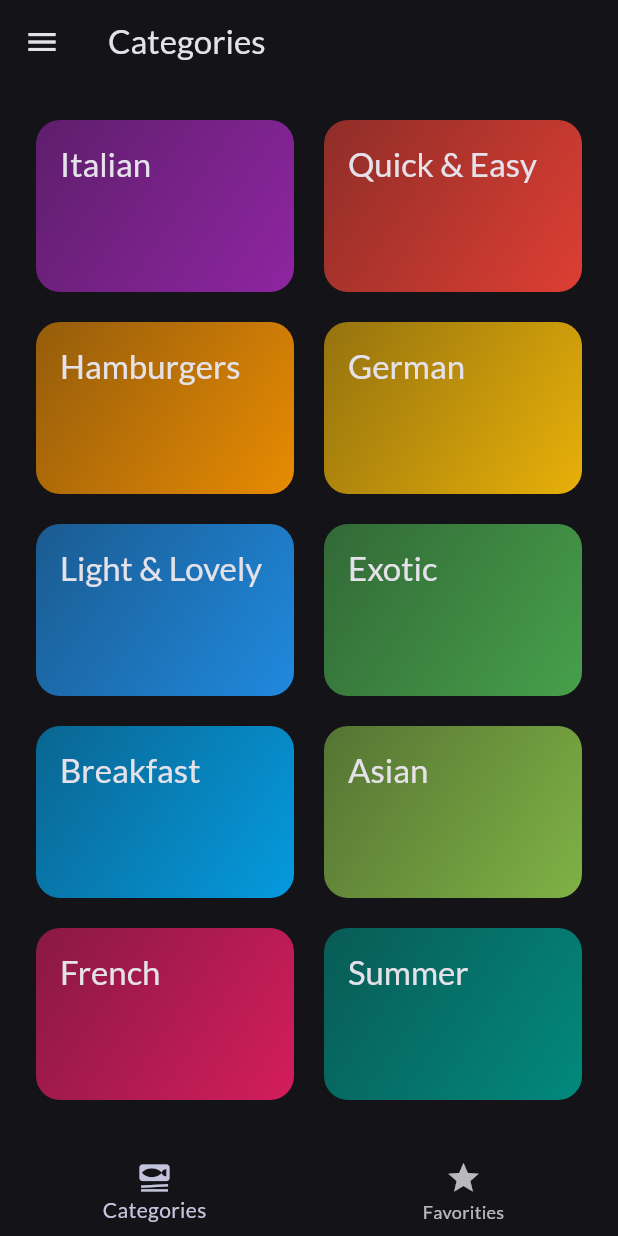
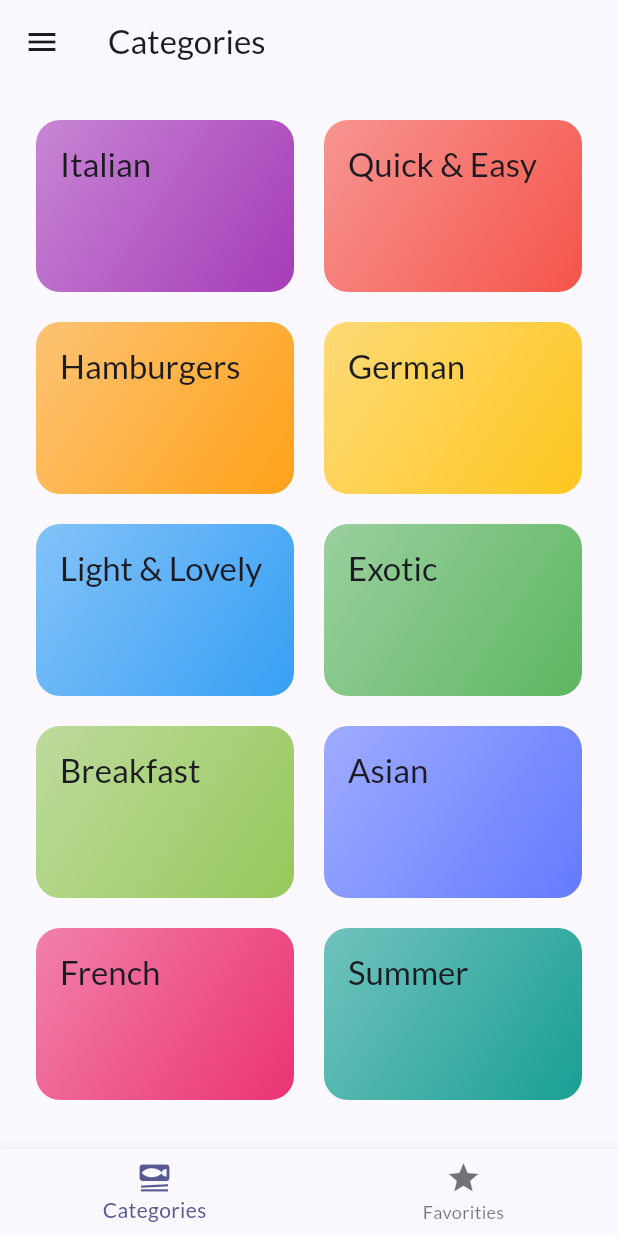
Before and after one commit to Lyubitshka/flutter_cookbook, a Flutter app: the screen it shows after launch, on a phone screen of 412 x 824 dp. Run offline on Flutter 3.47's test engine with Material 3 defaults, Android fonts, the phone set to English and light mode, and no system bars; our stand-ins replace flutter_riverpod, google_fonts, transparent_image.

Commit message:
pubspec update

```diff
--- a/lib/data/dummy_data.dart
+++ b/lib/data/dummy_data.dart
@@ -38,12 +38,12 @@ const availableCategories = [
   Category(
     id: 'c7',
     title: 'Breakfast',
-    color: Colors.lightBlue,
+    color: Colors.lightGreen,
   ),
   Category(
     id: 'c8',
     title: 'Asian',
-    color: Colors.lightGreen,
+    color: Colors.indigoAccent,
   ),
   Category(
     id: 'c9',
--- a/lib/main.dart
+++ b/lib/main.dart
@@ -6,7 +6,7 @@ import 'package:meals_7th_project/screens/tabs.dart';
 final theme = ThemeData(
   useMaterial3: true,
   colorScheme: ColorScheme.fromSeed(
-    brightness: Brightness.dark,
+    brightness: Brightness.light,
     seedColor: const Color.fromARGB(255, 0, 0, 131),
   ),
   textTheme: GoogleFonts.latoTextTheme(),
@@ -27,7 +27,7 @@ class App extends StatelessWidget {
   Widget build(BuildContext context) {
     return MaterialApp(
       theme: theme,
-      home:  TabsScreen(),
+      home: const TabsScreen(),
     );
   }
 }
```
